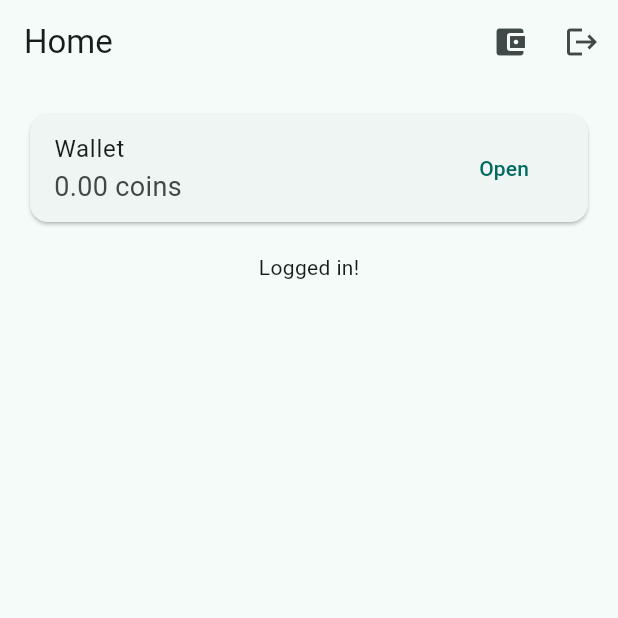
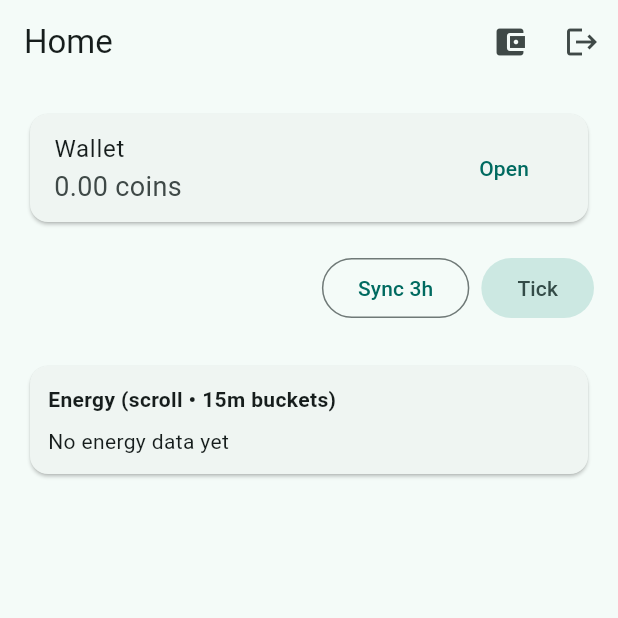
Before and after one commit to nespar7/energy-trading-app, a Flutter app: the screen it shows once a user with an empty profile is signed in, on a phone screen of 412 x 824 dp, the top half of it. Run offline on Flutter 3.47's test engine with Material 3 defaults, Android fonts, the phone set to English and light mode, and no system bars; our stand-ins replace cloud_firestore, dio, firebase_auth, firebase_core, fl_chart, google_sign_in; accounts and stored records are empty.

Commit message:
Energy monitoring on Home page

```diff
--- /dev/null
+++ b/lib/config/env.dart
@@ -0,0 +1 @@
+const String kEnergyApiBase = 'http://192.168.1.3:3000';
--- /dev/null
+++ b/lib/energy/energy_api.dart
@@ -0,0 +1,48 @@
+import 'package:dio/dio.dart';
+import 'package:energy_app/config/env.dart';
+import 'package:firebase_auth/firebase_auth.dart';
+
+class EnergyApi {
+  EnergyApi._internal()
+    : _dio = Dio(
+        BaseOptions(
+          baseUrl: kEnergyApiBase,
+          connectTimeout: const Duration(seconds: 8),
+          receiveTimeout: const Duration(seconds: 20),
+          sendTimeout: const Duration(seconds: 12),
+          headers: {'Content-Type': 'application/json'},
+        ),
+      ) {
+    _dio.interceptors.add(
+      InterceptorsWrapper(
+        onRequest: (options, handler) async {
+          final user = FirebaseAuth.instance.currentUser;
+          final idToken = await user?.getIdToken();
+          if (idToken != null) {
+            options.headers['Authorization'] = 'Bearer $idToken';
+          }
+          handler.next(options);
+        },
+      ),
+    );
+  }
+
+  static final EnergyApi I = EnergyApi._internal();
+  final Dio _dio;
+
+  Future<void> upsertRange({int hours = 3}) async {
+    await _dio.post('/upsertRange', data: {'hours': hours});
+  }
+
+  Future<void> upsertBucket({DateTime? ts}) async {
+    await _dio.post(
+      '/upsertBucket',
+      data: {if (ts != null) 'tsMillis': ts.millisecondsSinceEpoch},
+    );
+  }
+
+  Future<bool> healthz() async {
+    final r = await _dio.get('/healthz');
+    return r.statusCode == 200;
+  }
+}
--- a/lib/pages/home_page.dart
+++ b/lib/pages/home_page.dart
@@ -1,6 +1,9 @@
 import 'package:cloud_firestore/cloud_firestore.dart';
+import 'package:energy_app/energy/energy_api.dart';
+import 'package:energy_app/energy/energy_repository.dart';
 import 'package:energy_app/pages/wallet_page.dart';
 import 'package:energy_app/wallet/wallet_service.dart';
+import 'package:energy_app/widgets/scrollable_energy_chart.dart';
 import 'package:firebase_auth/firebase_auth.dart';
 import 'package:flutter/material.dart';
 import '../auth/auth_service.dart';
@@ -13,6 +16,7 @@ class HomePage extends StatelessWidget {
     final auth = AuthService();
     final uid = FirebaseAuth.instance.currentUser!.uid;
     final wallet = WalletService(FirebaseFirestore.instance);
+    final energyRepo = EnergyRepository(FirebaseFirestore.instance);
 
     return Scaffold(
       appBar: AppBar(
@@ -62,9 +66,97 @@ class HomePage extends StatelessWidget {
             },
           ),
           const SizedBox(height: 16),
+          Row(
+            mainAxisAlignment: MainAxisAlignment.end,
+            children: [
+              OutlinedButton(
+                onPressed: () async {
+                  try {
+                    await EnergyApi.I.upsertRange(hours: 3);
+                    if (context.mounted) {
+                      ScaffoldMessenger.of(context).showSnackBar(
+                        const SnackBar(content: Text('Synced last 3h')),
+                      );
+                    }
+                  } catch (e) {
+                    if (context.mounted) {
+                      ScaffoldMessenger.of(
+                        context,
+                      ).showSnackBar(SnackBar(content: Text('Error: $e')));
+                    }
+                  }
+                },
+                child: const Text('Sync 3h'),
+              ),
+              const SizedBox(width: 8),
+              FilledButton.tonal(
+                onPressed: () async {
+                  try {
+                    await EnergyApi.I.upsertBucket();
+                    if (context.mounted) {
+                      ScaffoldMessenger.of(context).showSnackBar(
+                        const SnackBar(content: Text('Ticked 1 bucket')),
+                      );
+                    }
+                  } catch (e) {
+                    if (context.mounted) {
+                      ScaffoldMessenger.of(
+                        context,
+                      ).showSnackBar(SnackBar(content: Text('Error: $e')));
+                    }
+                  }
+                },
+                child: const Text('Tick'),
+              ),
+            ],
+          ),
+          const SizedBox(height: 12),
 
-          // Your existing content placeholder
-          const Center(child: Text('Logged in!')),
+          // Battery gauge (optional)
+          StreamBuilder<Map<String, dynamic>?>(
+            stream: energyRepo.battery(uid),
+            builder: (context, snap) {
+              final m = snap.data;
+              if (m == null) return const SizedBox.shrink();
+              final cap = (m['capacityKwh'] as num?)?.toDouble() ?? 0;
+              final soc = (m['socKwh'] as num?)?.toDouble() ?? 0;
+              final pct = cap > 0 ? (soc / cap).clamp(0.0, 1.0) : 0.0;
+              return Column(
+                crossAxisAlignment: CrossAxisAlignment.start,
+                children: [
+                  Text(
+                    'Battery: ${soc.toStringAsFixed(2)} / ${cap.toStringAsFixed(1)} kWh',
+                  ),
+                  const SizedBox(height: 4),
+                  LinearProgressIndicator(value: pct),
+                ],
+              );
+            },
+          ),
+          const SizedBox(height: 12),
+
+          StreamBuilder<List<Map<String, dynamic>>>(
+            stream: energyRepo.lastNH(uid, hours: 12), // load 12h to scroll
+            builder: (context, snap) {
+              final bars = snap.data ?? const [];
+              return Card(
+                child: Padding(
+                  padding: const EdgeInsets.all(12),
+                  child: Column(
+                    crossAxisAlignment: CrossAxisAlignment.stretch,
+                    children: [
+                      const Text(
+                        'Energy (scroll • 15m buckets)',
+                        style: TextStyle(fontWeight: FontWeight.bold),
+                      ),
+                      const SizedBox(height: 8),
+                      ScrollableEnergyChart(bars: bars), // <-- new widget
+                    ],
+                  ),
+                ),
+              );
+            },
+          ),
         ],
       ),
     );
--- /dev/null
+++ b/lib/widgets/scrollable_energy_chart.dart
@@ -0,0 +1,183 @@
+import 'package:fl_chart/fl_chart.dart';
+import 'package:flutter/material.dart';
+import 'package:cloud_firestore/cloud_firestore.dart';
+
+class ScrollableEnergyChart extends StatefulWidget {
+  const ScrollableEnergyChart({super.key, required this.bars});
+  final List<Map<String, dynamic>> bars; // ascending by ts
+
+  @override
+  State<ScrollableEnergyChart> createState() => _ScrollableEnergyChartState();
+}
+
+class _ScrollableEnergyChartState extends State<ScrollableEnergyChart> {
+  final _controller = ScrollController();
+
+  // Tweak these to taste
+  static const double _groupWidth = 28; // total width allocated per time bucket
+  static const double _groupSpace = 10; // gap between groups
+  static const double _rodWidth = 12; // each rod (two rods per group)
+  static const int _bucketsPerHour = 4; // 15-min buckets
+  static const double _chartHeight = 300; // overall chart canvas height
+
+  bool _scrolledToEndOnce = false;
+
+  double get _groupSpan => _groupWidth + _groupSpace;
+  double get _totalWidth => widget.bars.length * _groupSpan + 24; // + padding
+  double get _viewWidth => (_bucketsPerHour * _groupSpan) + 24; // ~1h viewport
+
+  @override
+  void didUpdateWidget(covariant ScrollableEnergyChart oldWidget) {
+    super.didUpdateWidget(oldWidget);
+    // Auto-scroll to the latest once when data first appears/changes
+    if (!_scrolledToEndOnce && widget.bars.isNotEmpty) {
+      WidgetsBinding.instance.addPostFrameCallback((_) {
+        if (!mounted) return;
+        _controller.jumpTo(_controller.position.maxScrollExtent);
+        _scrolledToEndOnce = true;
+      });
+    }
+  }
+
+  @override
+  void dispose() {
+    _controller.dispose();
+    super.dispose();
+  }
+
+  @override
+  Widget build(BuildContext context) {
+    if (widget.bars.isEmpty) return const Text('No energy data yet');
+
+    final groups = <BarChartGroupData>[];
+    for (int i = 0; i < widget.bars.length; i++) {
+      final m = widget.bars[i];
+      final c = (m['consumptionKwh'] as num?)?.toDouble() ?? 0;
+      final p = (m['productionKwh'] as num?)?.toDouble() ?? 0;
+
+      groups.add(
+        BarChartGroupData(
+          x: i,
+          barsSpace: 4,
+          groupVertically: false,
+          barRods: [
+            // Rectangular rods: set borderRadius to zero
+            BarChartRodData(
+              toY: c,
+              color: Colors.redAccent,
+              width: _rodWidth,
+              borderRadius: BorderRadius.zero,
+            ),
+            BarChartRodData(
+              toY: p,
+              color: Colors.green,
+              width: _rodWidth,
+              borderRadius: BorderRadius.zero,
+            ),
+          ],
+        ),
+      );
+    }
+
+    String labelFor(int idx) {
+      final ts = (widget.bars[idx]['ts'] as Timestamp).toDate().toLocal();
+      final hh = ts.hour.toString().padLeft(2, '0');
+      final mm = ts.minute.toString().padLeft(2, '0');
+      return '$hh:$mm';
+    }
+
+    // We constrain the viewport width to ~1 hour (viewWidth)
+    // and place a wider child inside to enable horizontal scrolling.
+    return Column(
+      children: [
+        SizedBox(
+          height: _chartHeight,
+          width: _viewWidth, // <— viewport width in the layout
+          child: Scrollbar(
+            controller: _controller,
+            thumbVisibility: true,
+            child: SingleChildScrollView(
+              controller: _controller,
+              scrollDirection: Axis.horizontal,
+              child: SizedBox(
+                width:
+                    _totalWidth, // <— actual canvas width (can be many hours)
+                child: BarChart(
+                  BarChartData(
+                    barGroups: groups,
+                    gridData: const FlGridData(show: true),
+                    borderData: FlBorderData(show: false),
+                    titlesData: FlTitlesData(
+                      leftTitles: const AxisTitles(
+                        sideTitles: SideTitles(
+                          showTitles: true,
+                          reservedSize: 40,
+                        ),
+                      ),
+                      rightTitles: const AxisTitles(
+                        sideTitles: SideTitles(showTitles: false),
+                      ),
+                      topTitles: const AxisTitles(
+                        sideTitles: SideTitles(showTitles: false),
+                      ),
+                      bottomTitles: AxisTitles(
+                        sideTitles: SideTitles(
+                          showTitles: true,
+                          // For a dense x-axis, label roughly every 30 minutes
+                          interval: 2,
+                          getTitlesWidget: (value, meta) {
+                            final i = value.toInt();
+                            if (i < 0 || i >= widget.bars.length) {
+                              return const SizedBox.shrink();
+                            }
+                            return Padding(
+                              padding: const EdgeInsets.only(top: 6),
+                              child: Text(
+                                labelFor(i),
+                                style: const TextStyle(fontSize: 10),
+                              ),
+                            );
+                          },
+                        ),
+                      ),
+                    ),
+                    barTouchData: BarTouchData(enabled: true),
+                  ),
+                ),
+              ),
+            ),
+          ),
+        ),
+        const SizedBox(height: 8),
+        const Row(
+          mainAxisAlignment: MainAxisAlignment.center,
+          children: [
+            _LegendDot(label: 'Consumption', color: Colors.redAccent),
+            SizedBox(width: 16),
+            _LegendDot(label: 'Production', color: Colors.green),
+          ],
+        ),
+      ],
+    );
+  }
+}
+
+class _LegendDot extends StatelessWidget {
+  const _LegendDot({required this.label, required this.color});
+  final String label;
+  final Color color;
+  @override
+  Widget build(BuildContext context) {
+    return Row(
+      children: [
+        Container(
+          width: 12,
+          height: 12,
+          decoration: BoxDecoration(color: color, shape: BoxShape.circle),
+        ),
+        const SizedBox(width: 6),
+        Text(label),
+      ],
+    );
+  }
+}
--- a/pubspec.yaml
+++ b/pubspec.yaml
@@ -45,6 +45,8 @@ dependencies:
   equatable: ^2.0.7
   google_sign_in: ^6.1.5
   bloc: ^9.0.0
+  dio: ^5.4.3
+  fl_chart: ^0.69.0
 
 dev_dependencies:
   flutter_test:
```
Also changed, not shown: lib/energy/energy_repository.dart (added, +40 -0 lines), lib/widgets/energy_chart.dart (added, +112 -0 lines), pubspec.lock, 2 other files.
